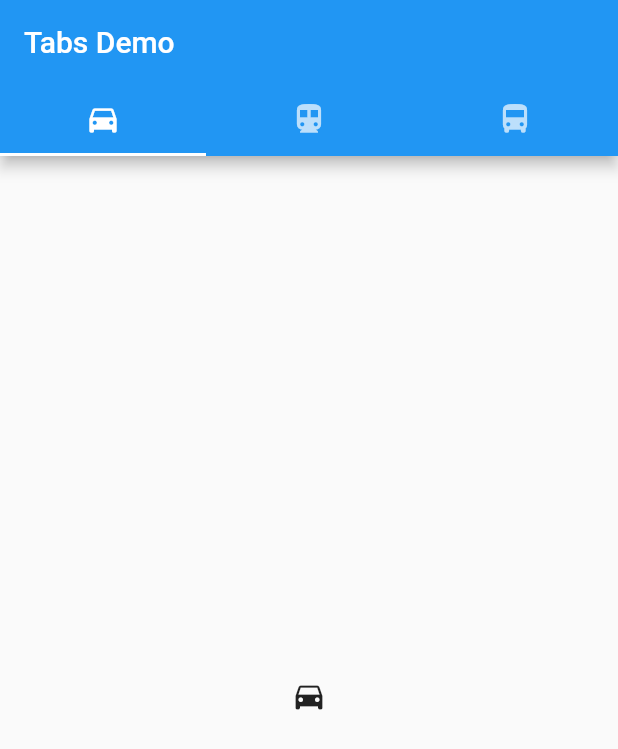
After one commit to juhyeon1114/flutter-mid, a Flutter app: the screen it shows after launch, after a tap on "MySlider", on a phone screen of 412 x 824 dp. The commit adds this screen. Shown: the top 749 px of the screen. Run offline on Flutter 3.47's test engine with Material 2 defaults, Android fonts, the phone set to English and light mode, and no system bars.

Commit message:
log : complete

```diff
--- a/lib/main.dart
+++ b/lib/main.dart
@@ -8,6 +8,7 @@ import 'package:flutter_mid/src/MyTabController.dart';
 import 'package:flutter_mid/src/MyFormValidation.dart';
 import 'package:flutter_mid/src/MySwipeToDismiss.dart';
 import 'package:flutter_mid/src/MyMethodChannel.dart';
+import 'package:flutter_mid/src/MySlider.dart';
 
 void main() {
   runApp(MyApp());
@@ -96,6 +97,12 @@ class _HomeState extends State<Home> {
             Navigator.push(context, MaterialPageRoute(builder: (context) => MyMethodChannel()));
           },
         ),
+        ListTile(
+          title: Text('MySlider'),
+          onTap: () {
+            Navigator.push(context, MaterialPageRoute(builder: (context) => MySlider()));
+          },
+        ),
       ],
     );
   }
--- /dev/null
+++ b/lib/src/MySlider.dart
@@ -0,0 +1,42 @@
+import 'package:flutter/material.dart';
+
+class MySlider extends StatefulWidget {
+  @override
+  _MySliderState createState() => _MySliderState();
+}
+
+class _MySliderState extends State<MySlider> {
+  @override
+  Widget build(BuildContext context) {
+    // return PageView(
+    //   children: [
+    //     Container(color: Colors.red),
+    //     Container(color: Colors.green),
+    //     Container(color: Colors.blue),
+    //     Container(color: Colors.yellow),
+    //   ],
+    // );
+    return MaterialApp(
+      home: DefaultTabController(
+        length: 3,
+        child: Scaffold(
+          appBar: AppBar(
+            bottom: TabBar(
+              tabs: [
+                Tab(icon: Icon(Icons.directions_car)),
+                Tab(icon: Icon(Icons.directions_transit)),
+                Tab(icon: Icon(Icons.directions_bus)),
+              ],
+            ),
+            title: Text('Tabs Demo')
+          ),
+          body: TabBarView(children: [
+            Icon(Icons.directions_car),
+            Icon(Icons.directions_transit),
+            Icon(Icons.directions_bus),
+          ],)
+        ),
+      )
+    );
+  }
+}
```
Also changed, not shown: 1 other file.
